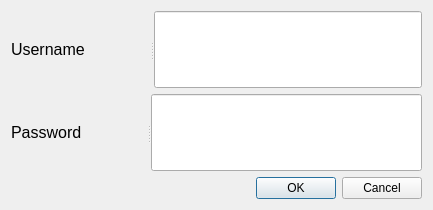
Qt form Project_HumAndSeller/Dialog_ManagerLogin.ui (behruzsayyadi/AP98Project) before a commit.
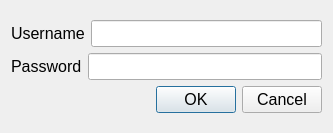
The same form after that commit.

```diff
--- a/Project_HumAndSeller/Dialog_ManagerLogin.ui
+++ b/Project_HumAndSeller/Dialog_ManagerLogin.ui
@@ -6,8 +6,8 @@
    <rect>
     <x>0</x>
     <y>0</y>
-    <width>433</width>
-    <height>210</height>
+    <width>333</width>
+    <height>133</height>
    </rect>
   </property>
   <property name="windowTitle">
@@ -15,10 +15,10 @@
   </property>
   <layout class="QGridLayout" name="gridLayout">
    <item row="0" column="0">
-    <widget class="QSplitter" name="splitter">
-     <property name="orientation">
-      <enum>Qt::Horizontal</enum>
-     </property>
+    <layout class="QVBoxLayout" name="verticalLayout">
+     <item>
+      <layout class="QHBoxLayout" name="horizontalLayout">
+       <item>
      <widget class="QLabel" name="label_userName">
       <property name="font">
        <font>
@@ -29,6 +29,8 @@
        <string>Username</string>
       </property>
      </widget>
+       </item>
+       <item>
      <widget class="QLineEdit" name="lineEdit_userName">
       <property name="font">
        <font>
@@ -36,13 +38,12 @@
        </font>
       </property>
      </widget>
-    </widget>
-   </item>
-   <item row="1" column="0">
-    <widget class="QSplitter" name="splitter_2">
-     <property name="orientation">
-      <enum>Qt::Horizontal</enum>
-     </property>
+       </item>
+      </layout>
+     </item>
+     <item>
+      <layout class="QHBoxLayout" name="horizontalLayout_2">
+       <item>
      <widget class="QLabel" name="label_password">
       <property name="font">
        <font>
@@ -53,6 +54,8 @@
        <string>Password</string>
       </property>
      </widget>
+       </item>
+       <item>
      <widget class="QLineEdit" name="lineEdit_password">
       <property name="font">
        <font>
@@ -60,14 +63,22 @@
        </font>
       </property>
      </widget>
-    </widget>
-   </item>
-   <item row="2" column="0">
+       </item>
+      </layout>
+     </item>
+     <item>
     <widget class="QDialogButtonBox" name="buttonBox">
+       <property name="font">
+        <font>
+         <pointsize>12</pointsize>
+        </font>
+       </property>
      <property name="standardButtons">
       <set>QDialogButtonBox::Cancel|QDialogButtonBox::Ok</set>
      </property>
     </widget>
+     </item>
+    </layout>
    </item>
   </layout>
  </widget>
```
Lines whose indentation alone changed are shown as unchanged.
